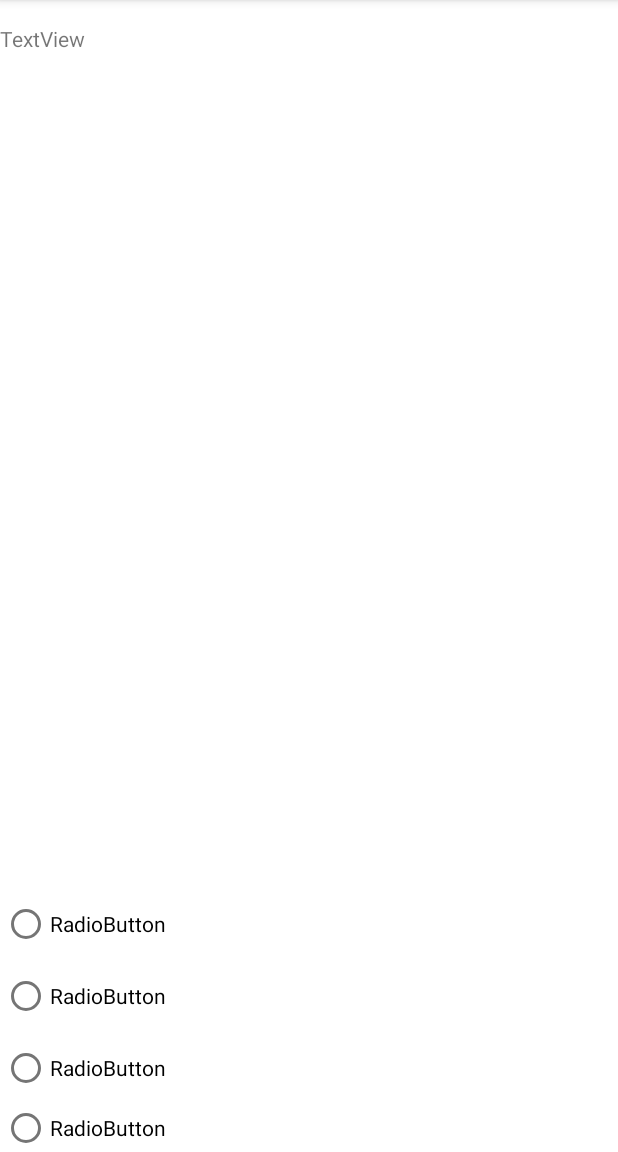
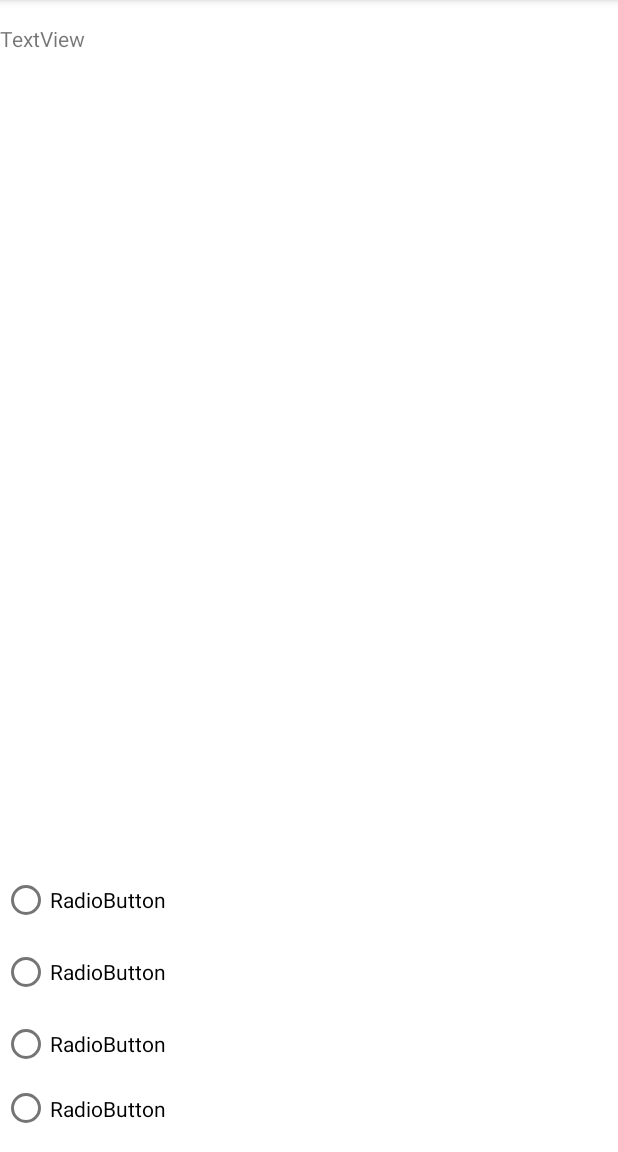
Before and after one commit to aczar09/Trivia-Game-Android, an Android app: the screen it shows after launch (MainActivity), on a phone screen of 412 x 824 dp, the part 84-1236 px from its top. Run offline under Robolectric (Android 15) with nearby library versions, the phone set to English and light mode, and no system bars.

Commit message:
Trying to fix button thing

```diff
--- a/android-studio-project/app/src/main/res/layout/fragment_question.xml
+++ b/android-studio-project/app/src/main/res/layout/fragment_question.xml
@@ -8,7 +8,8 @@
 
     <LinearLayout
         android:layout_width="410dp"
-        android:layout_height="176dp"
+        android:layout_height="180dp"
+        android:layout_marginBottom="12dp"
         android:orientation="vertical"
         app:layout_constraintBottom_toBottomOf="parent"
         app:layout_constraintEnd_toEndOf="parent"
@@ -39,7 +40,7 @@
             <RadioButton
                 android:id="@+id/radioButton6"
                 android:layout_width="match_parent"
-                android:layout_height="wrap_content"
+                android:layout_height="38dp"
                 android:text="RadioButton" />
         </RadioGroup>
     </LinearLayout>
```
